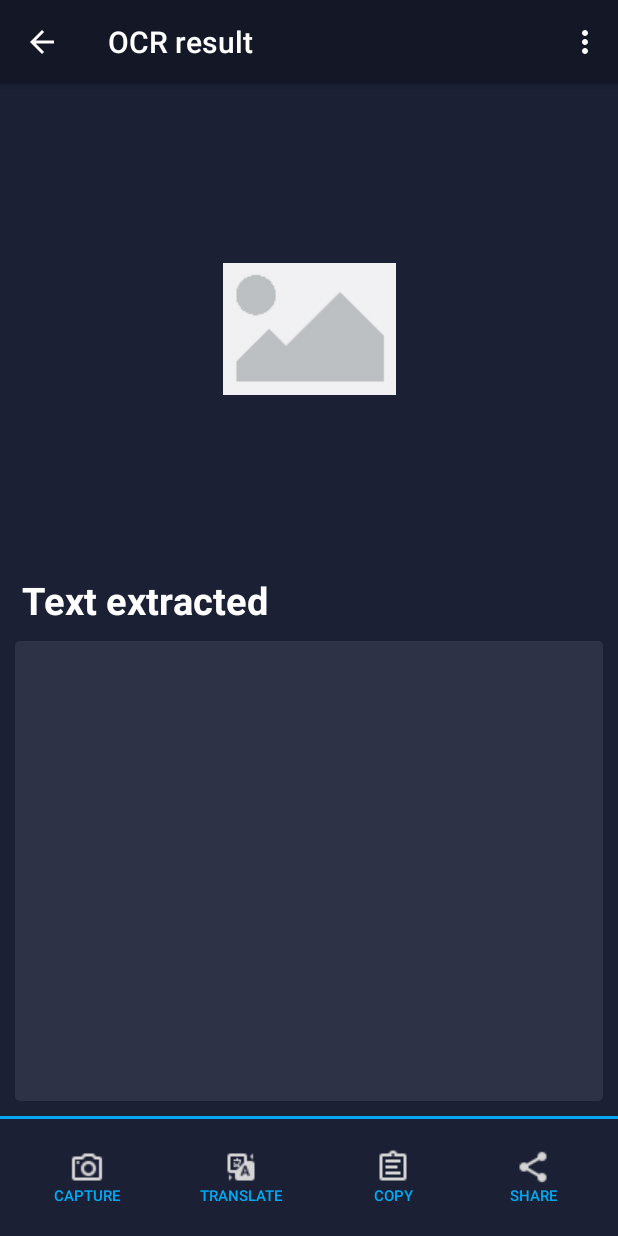
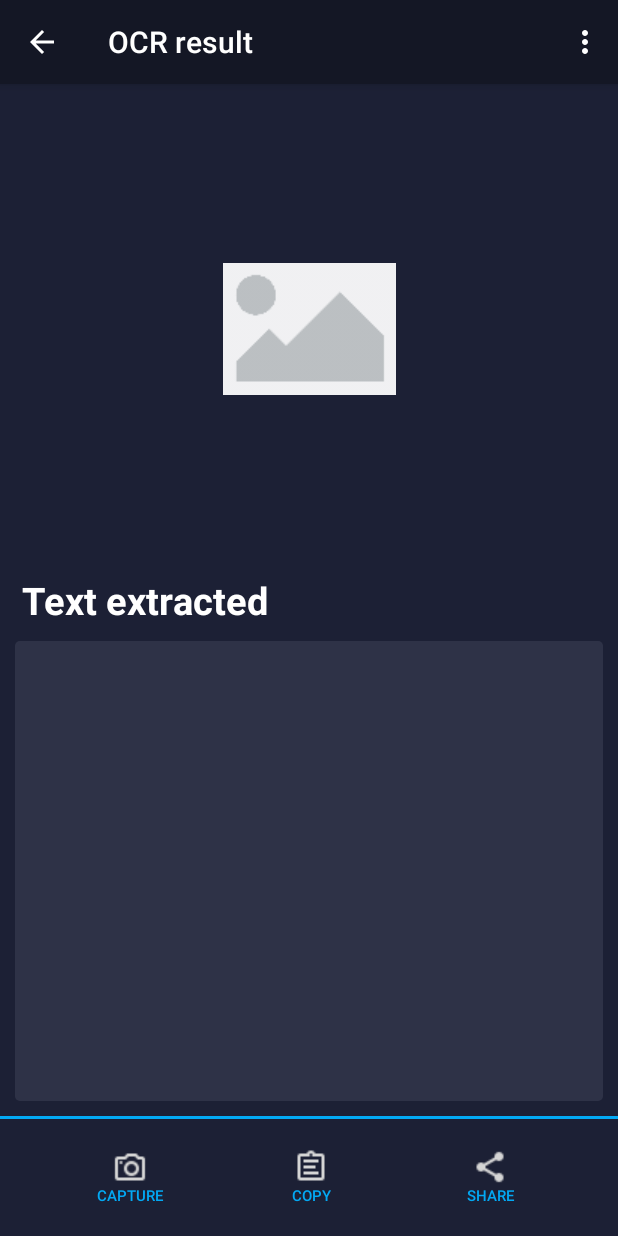
Before and after one commit to MrEliptik/camText, an Android app: the ResultActivity screen opened directly, with no data from a screen before it, on a phone screen of 412 x 824 dp. Run offline under Robolectric (Android 15) with nearby library versions, the phone set to English and light mode, and no system bars; pictures from the network do not load; 2 statements that could not run were skipped.

Commit message:
deactivate translate button

```diff
--- a/app/src/main/java/com/victormeunier/camtext/ResultActivity.kt
+++ b/app/src/main/java/com/victormeunier/camtext/ResultActivity.kt
@@ -74,9 +74,11 @@ class ResultActivity : AppCompatActivity() {
         }
 
         // Translate button
+        /*
         translate_btn.setOnClickListener {
 
         }
+        */
 
         // Capture button
         recapture_btn.setOnClickListener {
--- a/app/src/main/res/layout/activity_result.xml
+++ b/app/src/main/res/layout/activity_result.xml
@@ -83,7 +83,8 @@
     <LinearLayout
         android:layout_width="match_parent"
         android:layout_height="wrap_content"
-        android:layout_margin="10dp"
+        android:layout_marginVertical="10dp"
+        android:layout_marginHorizontal="25dp"
         android:layout_weight="0"
         android:gravity="bottom|center">
 
@@ -101,7 +102,7 @@
             android:textColor="#03A9F4"
             android:textSize="10sp" />
 
-
+    <!--
         <Button
             android:id="@+id/translate_btn"
             style="?android:attr/buttonBarButtonStyle"
@@ -115,7 +116,7 @@
             android:text="@string/translate"
             android:textColor="#03A9F4"
             android:textSize="10sp" />
-
+    -->
         <Button
             android:id="@+id/clipboard_btn"
             style="?android:attr/buttonBarButtonStyle"
```
